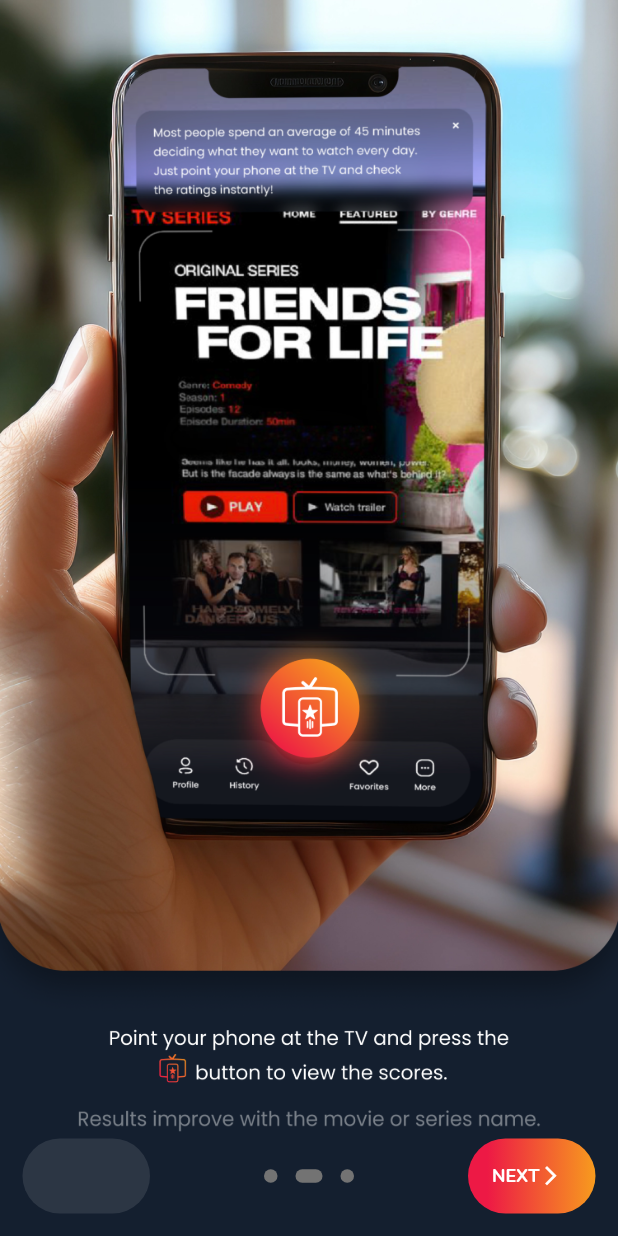
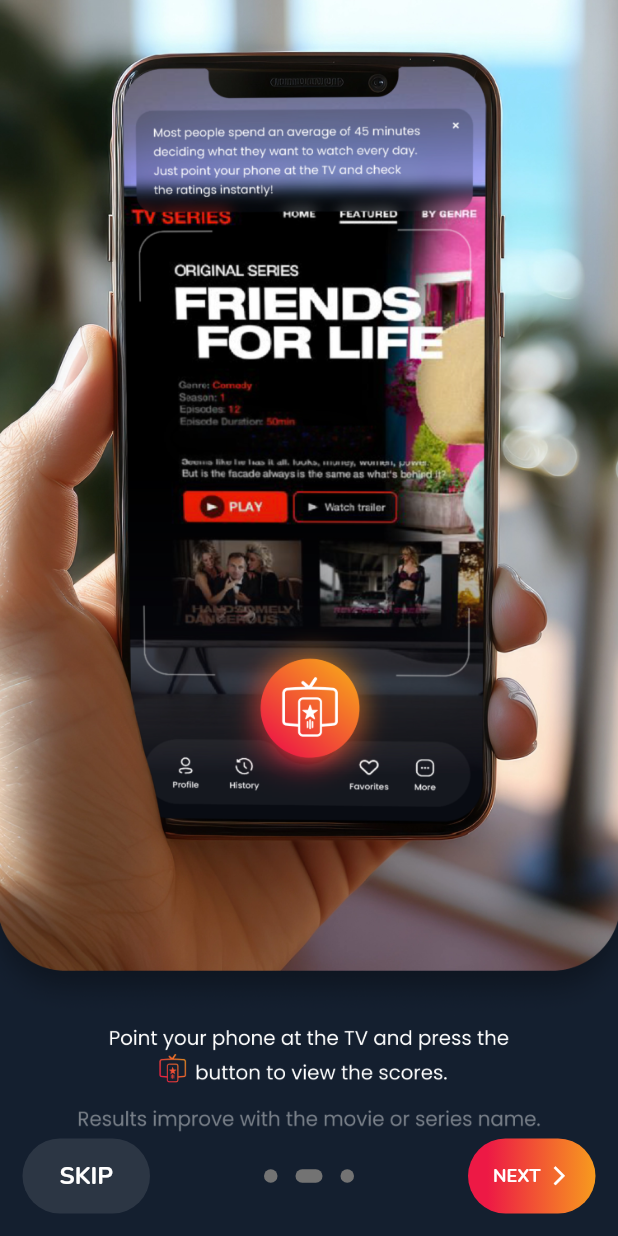
Before and after one commit to TalentKingPython/stream_rate, a Flutter app: the screen it shows after launch, after a tap on "NEXT", on a phone screen of 412 x 824 dp. Run offline on Flutter 3.47's test engine with Material 2 defaults, Android fonts, the phone set to English and light mode, and no system bars; drawn by our look-alikes of carousel_slider, dots_indicator; our stand-ins replace flutter_svg, google_fonts, pin_code_fields, shared_preferences; missing offline and left inert: barcode, slider_captcha; project files that could hold a hidden picture were left out.

Commit message:
change logo

```diff
--- a/lib/screens/onboard/onboard.dart
+++ b/lib/screens/onboard/onboard.dart
@@ -74,7 +74,17 @@ class OnboardState extends State<Onboard> {
       child: Row(
         mainAxisAlignment: MainAxisAlignment.spaceBetween,
         children: [
-          const CustomFillButton(isColorBtn: false, width: 85, child: Text('')),
+          CustomFillButton(
+              isColorBtn: false,
+              onPressed: () {
+                openScreenWithResult(context, const SignUp());
+              },
+              width: 85,
+              child: const Text('SKIP',
+                  style: TextStyle(
+                      fontWeight: FontWeight.bold,
+                      fontSize: 16,
+                      color: colorWhite))),
           DotsIndicator(
             dotsCount: 3,
             position: currentPage,
@@ -96,6 +106,8 @@ class OnboardState extends State<Onboard> {
               controller.nextPage();
             },
             child: Row(
+              mainAxisAlignment: MainAxisAlignment.center,
+              crossAxisAlignment: CrossAxisAlignment.center,
               children: const [
                 Text(
                   'NEXT',
@@ -104,6 +116,7 @@ class OnboardState extends State<Onboard> {
                       fontSize: 12,
                       color: colorWhite),
                 ),
+                SizedBox(width: 5),
                 Icon(Icons.arrow_forward_ios, color: colorWhite, size: 15)
               ],
             ),
--- a/lib/screens/splash/splash.dart
+++ b/lib/screens/splash/splash.dart
@@ -15,6 +15,19 @@ class Splash extends StatefulWidget {
 
 class SplashState extends State<Splash> {
   SplashBloc? _bloc;
+
+  double scale = 1.0;
+
+  @override
+  void initState() {
+    super.initState();
+    // Automatically zoom in and out every 2 seconds
+    Future.delayed(const Duration(seconds: 2), () {
+      setState(() {
+        scale = 1.5; // Zoom in
+      });
+    });
+  }
 
   @override
   void didChangeDependencies() {
@@ -44,9 +57,28 @@ class SplashState extends State<Splash> {
                 image: AssetImage(AppImageAsset.splashBG), fit: BoxFit.cover),
           ),
           child: Stack(children: [
-            const Center(
-                child: LoadImageSimple(
-                    image: AppImageAsset.logoWithText, width: 200)),
+            Center(
+                child: AnimatedScale(
+                    scale: scale,
+                    duration: const Duration(seconds: 1),
+                    curve: Curves.easeInOut,
+                    child: Column(
+                      mainAxisAlignment: MainAxisAlignment.center,
+                      crossAxisAlignment: CrossAxisAlignment.center,
+                      children: [
+                        const LoadImageSimple(
+                            image: "assets/images/streamrate-logo.png"),
+                        const SizedBox(height: 10),
+                        Container(
+                            padding:
+                                const EdgeInsets.symmetric(horizontal: 120),
+                            child: const Text(
+                              "Movie and series ratings at your fingertips",
+                              textAlign: TextAlign.center,
+                              style: TextStyle(color: colorWhite, fontSize: 18),
+                            ))
+                      ],
+                    ))),
             Positioned(
               bottom: 100,
               right: 0,
```
Also changed, not shown: assets/images/onboarding/OnBoarding1BG.png, assets/images/streamrate-logo.png.
